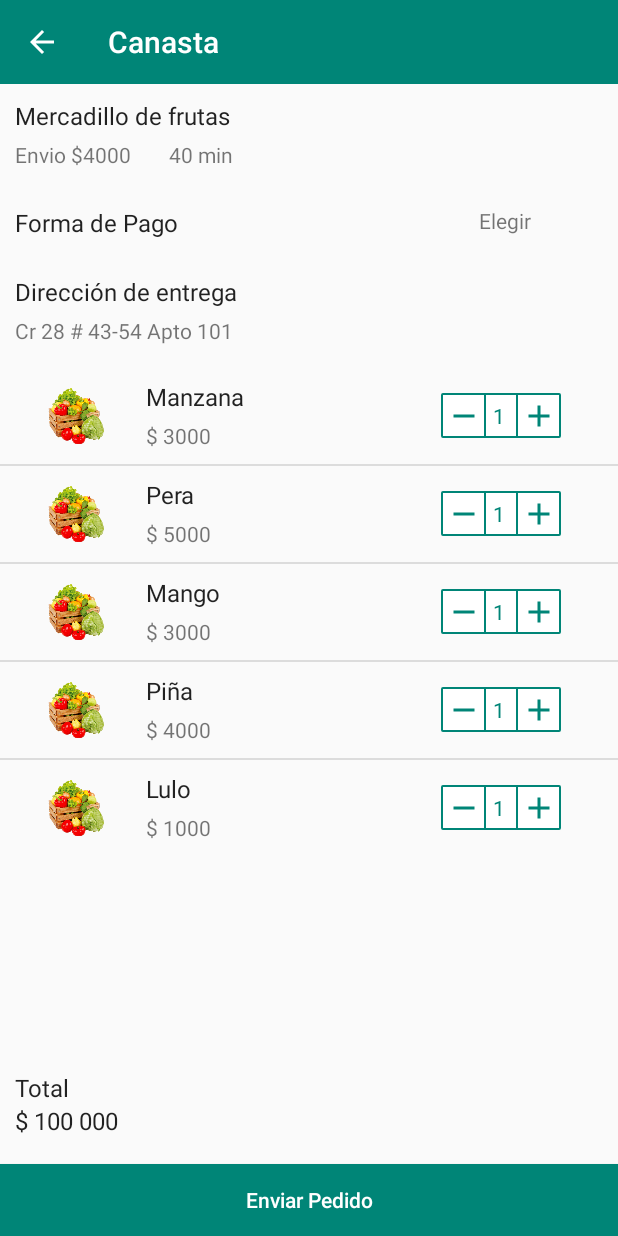
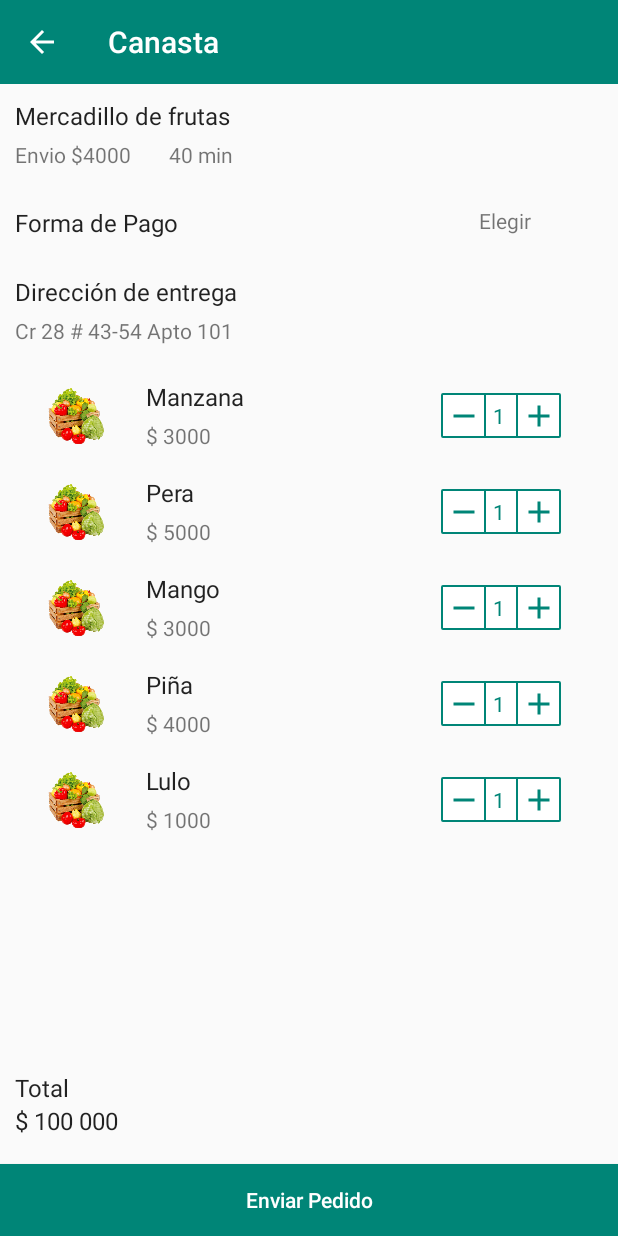
Before and after one commit to FabioGeney/ProyectoDeGrado, an Android app: the VistaCanasta screen opened directly, with no data from a screen before it, on a phone screen of 412 x 824 dp. Run offline under Robolectric (Android 15) with nearby library versions, the phone set to English and light mode, and no system bars; our stand-ins replace Picasso.

Commit message:
RecyclerView en Canasta
Se cambio el adapter de la clase canasta y se corrigio error de resetear las vistas de list_item_canasta

```diff
--- a/merkatdillo-master/app/src/main/java/com/proyecto/marketdillo/CanastaAdapter.java
+++ b/merkatdillo-master/app/src/main/java/com/proyecto/marketdillo/CanastaAdapter.java
@@ -1,11 +1,13 @@
 package com.proyecto.marketdillo;
 
-import android.annotation.SuppressLint;
+
 import android.content.Context;
+import android.support.annotation.NonNull;
+import android.support.v7.widget.RecyclerView;
+
 import android.view.LayoutInflater;
 import android.view.View;
 import android.view.ViewGroup;
-import android.widget.ArrayAdapter;
 import android.widget.ImageButton;
 import android.widget.ImageView;
 import android.widget.TextView;
@@ -14,34 +16,55 @@ import com.squareup.picasso.Picasso;
 
 import java.util.List;
 
-public class CanastaAdapter extends ArrayAdapter<Canasta> {
-    Context context;
-    public CanastaAdapter(Context context, List<Canasta> objects) {
-        super(context, 0, objects);
-        this.context = context;
+
+public class CanastaAdapter extends RecyclerView.Adapter<CanastaAdapter.ViewHolder> {
+
+    private List<Canasta> canastas;
+    private int layout;
+    private OnItemClickListener itemClickListener;
+    private Context context;
+
+    public  CanastaAdapter(List<Canasta> canastas, int layout, OnItemClickListener itemClickListener ){
+        this.canastas = canastas;
+        this.layout = layout;
+        this.itemClickListener = itemClickListener;
+    }
+    @NonNull
+    @Override
+    public ViewHolder onCreateViewHolder(@NonNull ViewGroup viewGroup, int i) {
+        View v = LayoutInflater.from(viewGroup.getContext()).inflate(layout, viewGroup, false);
+        context = viewGroup.getContext();
+        ViewHolder viewHolder = new ViewHolder(v);
+        return viewHolder;
     }
 
-    @SuppressLint("ResourceAsColor")
-    public View getView(int position, View convertView, ViewGroup parent) {
-        // Obtener inflater.
-        LayoutInflater inflater = (LayoutInflater) getContext()
-                .getSystemService(Context.LAYOUT_INFLATER_SERVICE);
+    @Override
+    public void onBindViewHolder(@NonNull ViewHolder viewHolder, int i) {
+        viewHolder.bind(canastas.get(i),itemClickListener);
+    }
 
-        // ¿Existe el view actual?
-        if (null == convertView) {
-            convertView = inflater.inflate(
-                    R.layout.list_item_canasta,
-                    parent,
-                    false);
+    @Override
+    public int getItemCount() {
+        return canastas.size();
     }
-        ImageButton add = convertView.findViewById(R.id.add);
-        ImageButton remove = convertView.findViewById(R.id.remove);
-        ImageView imagen = (ImageView) convertView.findViewById(R.id.imagen);
-        TextView nombre = (TextView) convertView.findViewById(R.id.nombre);
-        TextView precioProducto = (TextView)convertView.findViewById(R.id.precio);
-        final TextView cantidad = convertView.findViewById(R.id.cantidad);
 
-        final Canasta canasta = getItem(position);
+    public class ViewHolder extends RecyclerView.ViewHolder {
+        public ImageButton add;
+        public ImageView imagen;
+        public TextView nombre;
+        public ImageButton remove;
+        public TextView precioProducto;
+        public TextView cantidad;
+        public ViewHolder(@NonNull View itemView) {
+            super(itemView);
+            add = itemView.findViewById(R.id.add);
+            remove = itemView.findViewById(R.id.remove);
+            imagen =  itemView.findViewById(R.id.imagen);
+            nombre =  itemView.findViewById(R.id.nombre);
+            precioProducto = itemView.findViewById(R.id.precio);
+            cantidad = itemView.findViewById(R.id.cantidad);
+        }
+        public void bind( final Canasta canasta, final OnItemClickListener listener){
             Picasso.with(context).load(canasta.getImagen()).fit().into(imagen);
             nombre.setText( canasta.getNombreProducto());
             precioProducto.setText( "$ " + canasta.getPrecioProducto());
@@ -67,10 +90,19 @@ public class CanastaAdapter extends ArrayAdapter<Canasta> {
                 }
             });
 
-
-        this.notifyDataSetChanged();
+            itemView.setOnClickListener(new View.OnClickListener() {
+                @Override
+                public void onClick(View v) {
+                    listener.OnItemClick(canasta, getAdapterPosition());
+                }
+            });
 
 
-        return convertView;
         }
     }
+
+    public interface OnItemClickListener{
+        void OnItemClick(Canasta mercadillo, int posicion);
+
+    }
+}
--- a/merkatdillo-master/app/src/main/java/com/proyecto/marketdillo/VistaCanasta.java
+++ b/merkatdillo-master/app/src/main/java/com/proyecto/marketdillo/VistaCanasta.java
@@ -4,8 +4,11 @@ import android.content.DialogInterface;
 import android.support.v7.app.AlertDialog;
 import android.support.v7.app.AppCompatActivity;
 import android.os.Bundle;
+import android.support.v7.widget.LinearLayoutManager;
+import android.support.v7.widget.RecyclerView;
 import android.support.v7.widget.Toolbar;
 import android.view.View;
+import android.widget.ArrayAdapter;
 import android.widget.ListView;
 import android.widget.TextView;
 
@@ -14,9 +17,10 @@ import java.util.List;
 
 public class VistaCanasta extends AppCompatActivity {
 
-    private CanastaAdapter canastaAdapter;
-    private ListView listView;
-    private List<Canasta> canasta = new ArrayList<>();
+    private RecyclerView mRecyclerView;
+    private RecyclerView.Adapter mercadilloAdapter;
+    private RecyclerView.LayoutManager layoutManager;
+    private List<Canasta> canastas;
 
     @Override
     protected void onCreate(Bundle savedInstanceState) {
@@ -27,15 +31,19 @@ public class VistaCanasta extends AppCompatActivity {
         setSupportActionBar(toolbar);
         getSupportActionBar().setDisplayHomeAsUpEnabled(true);
 
-        canasta.add(new Canasta("Manzana", 3000, 1, R.drawable.fruit));
-        canasta.add(new Canasta("Pera", 5000, 1, R.drawable.fruit));
-        canasta.add(new Canasta("Mango", 3000, 1, R.drawable.fruit));
-        canasta.add(new Canasta("Piña", 4000, 1, R.drawable.fruit));
-        canasta.add(new Canasta("Lulo", 1000, 1, R.drawable.fruit));
+        canastas = getCanastas();
 
-        listView = findViewById(R.id.listview);
-        canastaAdapter = new CanastaAdapter(this, canasta);
-        listView.setAdapter(canastaAdapter);
+        mRecyclerView = findViewById(R.id.listview);
+        layoutManager = new LinearLayoutManager(this);
+
+        mercadilloAdapter = new CanastaAdapter(canastas, R.layout.list_item_canasta, new CanastaAdapter.OnItemClickListener() {
+            @Override
+            public void OnItemClick(Canasta mercadillo, int posicion) {
+
+            }
+        });
+        mRecyclerView.setLayoutManager(layoutManager);
+        mRecyclerView.setAdapter(mercadilloAdapter);
 
         final TextView textView = findViewById(R.id.metodoPago);
 
@@ -59,4 +67,14 @@ public class VistaCanasta extends AppCompatActivity {
 
         });
     }
+
+    private List<Canasta> getCanastas(){
+        ArrayList<Canasta> canasta = new ArrayList<>();
+        canasta.add(new Canasta("Manzana", 3000, 1, R.drawable.fruit));
+        canasta.add(new Canasta("Pera", 5000, 1, R.drawable.fruit));
+        canasta.add(new Canasta("Mango", 3000, 1, R.drawable.fruit));
+        canasta.add(new Canasta("Piña", 4000, 1, R.drawable.fruit));
+        canasta.add(new Canasta("Lulo", 1000, 1, R.drawable.fruit));
+        return canasta;
+    }
 }
--- a/merkatdillo-master/app/src/main/java/com/proyecto/marketdillo/VistaDetalles.java
+++ b/merkatdillo-master/app/src/main/java/com/proyecto/marketdillo/VistaDetalles.java
@@ -3,6 +3,8 @@ package com.proyecto.marketdillo;
 
 import android.support.v7.app.AppCompatActivity;
 import android.os.Bundle;
+import android.support.v7.widget.LinearLayoutManager;
+import android.support.v7.widget.RecyclerView;
 import android.support.v7.widget.Toolbar;
 import android.widget.ListView;
 import android.widget.TextView;
@@ -12,9 +14,10 @@ import java.util.List;
 
 public class VistaDetalles extends AppCompatActivity {
 
-    private CanastaAdapter canastaAdapter;
-    private ListView listView;
-    private List<Canasta> canasta = new ArrayList<>();
+    private RecyclerView mRecyclerView;
+    private RecyclerView.Adapter mercadilloAdapter;
+    private RecyclerView.LayoutManager layoutManager;
+    private List<Canasta> canastas;
 
     @Override
     protected void onCreate(Bundle savedInstanceState) {
@@ -25,15 +28,21 @@ public class VistaDetalles extends AppCompatActivity {
         setSupportActionBar(toolbar);
         getSupportActionBar().setDisplayHomeAsUpEnabled(true);
 
-        canasta.add(new Canasta("Manzana", 3000, 1, R.mipmap.ic_fruit));
-        canasta.add(new Canasta("Pera", 5000, 1, R.mipmap.ic_fruit));
-        canasta.add(new Canasta("Mango", 3000, 1, R.mipmap.ic_fruit));
-        canasta.add(new Canasta("Piña", 4000, 1, R.mipmap.ic_fruit));
-        canasta.add(new Canasta("Lulo", 1000, 1, R.mipmap.ic_fruit));
 
-        listView = findViewById(R.id.listview);
-        canastaAdapter = new CanastaAdapter(this, canasta);
-        listView.setAdapter(canastaAdapter);
+
+        canastas = getCanastas();
+
+        mRecyclerView = findViewById(R.id.listview);
+        layoutManager = new LinearLayoutManager(this);
+
+        mercadilloAdapter = new CanastaAdapter(canastas, R.layout.list_item_canasta, new CanastaAdapter.OnItemClickListener() {
+            @Override
+            public void OnItemClick(Canasta mercadillo, int posicion) {
+
+            }
+        });
+        mRecyclerView.setLayoutManager(layoutManager);
+        mRecyclerView.setAdapter(mercadilloAdapter);
 
         TextView textView = findViewById(R.id.metodoPago);
 
@@ -41,4 +50,14 @@ public class VistaDetalles extends AppCompatActivity {
 
 
     }
+
+    private List<Canasta> getCanastas() {
+        ArrayList<Canasta> canasta = new ArrayList<>();
+        canasta.add(new Canasta("Manzana", 3000, 1, R.mipmap.ic_fruit));
+        canasta.add(new Canasta("Pera", 5000, 1, R.mipmap.ic_fruit));
+        canasta.add(new Canasta("Mango", 3000, 1, R.mipmap.ic_fruit));
+        canasta.add(new Canasta("Piña", 4000, 1, R.mipmap.ic_fruit));
+        canasta.add(new Canasta("Lulo", 1000, 1, R.mipmap.ic_fruit));
+        return canasta;
+    }
 }
--- a/merkatdillo-master/app/src/main/res/layout/activity_vista_canasta.xml
+++ b/merkatdillo-master/app/src/main/res/layout/activity_vista_canasta.xml
@@ -83,13 +83,13 @@
             android:layout_marginTop="5dp"
             android:text="Cr 28 # 43-54 Apto 101"
              />
-        <ListView
+        <android.support.v7.widget.RecyclerView
             android:layout_marginTop="15dp"
             android:id="@+id/listview"
             android:layout_width="match_parent"
             android:layout_height="wrap_content"
             android:layout_below="@+id/direccion">
-        </ListView>
+        </android.support.v7.widget.RecyclerView>
 
     </RelativeLayout>
 
```
Lines whose indentation alone changed are shown as unchanged.
